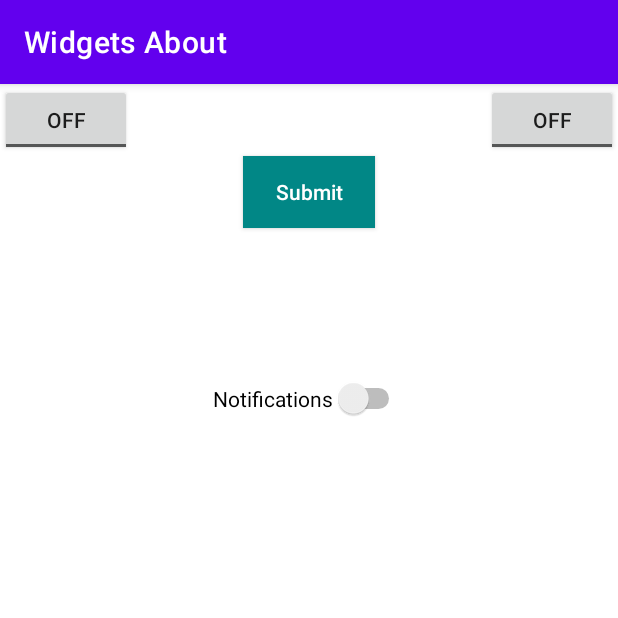
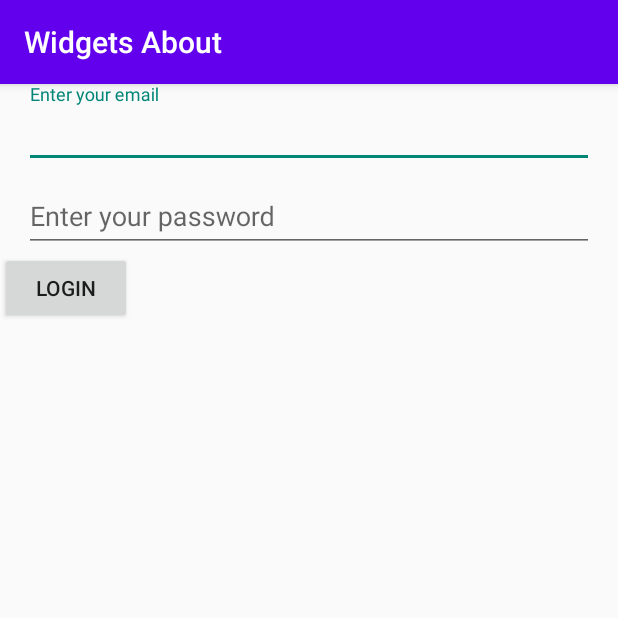
Before and after one commit to Mehboob-alam1/Switch-and-Toggle, an Android app: the screen it shows after launch (MainActivity), on a phone screen of 412 x 824 dp, the top half of it. Run offline under Robolectric (Android 15) with nearby library versions, the phone set to English and light mode, and no system bars.

Commit message:
Login Validations done in this part

```diff
--- a/app/build.gradle
+++ b/app/build.gradle
@@ -14,6 +14,9 @@ android {
         versionName "1.0"
 
         testInstrumentationRunner "androidx.test.runner.AndroidJUnitRunner"
+    }
+    viewBinding{
+        enabled =true
     }
 
     buildTypes {
--- a/app/src/main/java/com/mehboob/widgetsabout/MainActivity.java
+++ b/app/src/main/java/com/mehboob/widgetsabout/MainActivity.java
@@ -4,58 +4,57 @@ import androidx.appcompat.app.AppCompatActivity;
 
 import android.annotation.SuppressLint;
 import android.os.Bundle;
+import android.util.Log;
 import android.view.LayoutInflater;
 import android.view.View;
 import android.widget.Button;
+import android.widget.CheckBox;
 import android.widget.LinearLayout;
 import android.widget.Switch;
 import android.widget.Toast;
 import android.widget.ToggleButton;
 
+import com.mehboob.widgetsabout.databinding.ActivityMainBinding;
+
 public class MainActivity extends AppCompatActivity {
-    Button btnSubmit;
-    ToggleButton toggleButton1, toggleButton2;
-    Switch aSwitch;
-
+ActivityMainBinding binding;
+private static final String TAG="MainActivity";
 
     @SuppressLint("MissingInflatedId")
     @Override
     protected void onCreate(Bundle savedInstanceState) {
         super.onCreate(savedInstanceState);
-        setContentView(R.layout.activity_main);
-        toggleButton1 = findViewById(R.id.toggle1);
-        toggleButton2 = findViewById(R.id.toggle2);
-        btnSubmit = findViewById(R.id.btnSubmit);
-        aSwitch = findViewById(R.id.switch1);
+        binding=ActivityMainBinding.inflate(getLayoutInflater());
+
+        setContentView(binding.getRoot());
+
+        binding.btnLogin.setOnClickListener(view -> {
+
+            if (binding.etEmail.getText().toString().isEmpty()){
+                binding.etEmail.setError("Email required");
+            }else if (binding.etPassword.getText().toString().isEmpty()){
+                binding.etPassword.setError("Password required");
+            }else if (binding.etEmail.getText().toString().equals("mehboobcodes@gmail.com") && binding.etPassword.getText().toString().equals("123456")){
+                Toast.makeText(this, "Successfully login", Toast.LENGTH_SHORT).show();
+            }else  if (!binding.etEmail.getText().toString().equals("mehboobcodes@gmail.com")){
+                Log.d(TAG,"Wrong email");
+                binding.etEmail.setError("Wrong email");
+            }else  if (!binding.etPassword.getText().toString().equals("123456")){
+                Log.d(TAG,"Wrong password");
+                binding.etPassword.setError("Wrong password");
+            }
 
 
-        btnSubmit.setOnClickListener(view -> {
-            StringBuilder stringBuilder = new StringBuilder();
-            stringBuilder.append("Toggle1 State ").append(toggleButton1.getText());
-            stringBuilder.append("\nToggle2 State ").append(toggleButton2.getText());
-            stringBuilder.append("\n\nSwitch ").append(aSwitch.isChecked());
-
-            Toast.makeText(this, "" + stringBuilder, Toast.LENGTH_SHORT).show();
 
 
         });
 
 
+
+
     }
 
 
-    public void customToast() {
 
 
-        LayoutInflater li = getLayoutInflater();
-
-
-        View view = li.inflate(R.layout.custom_toast, null);
-
-        Toast toast = new Toast(MainActivity.this);
-        toast.setView(view);
-        toast.setDuration(Toast.LENGTH_LONG);
-        toast.show();
-
-    }
 }
--- /dev/null
+++ b/app/src/main/res/drawable/check_box.xml
@@ -0,0 +1,6 @@
+<?xml version="1.0" encoding="utf-8"?>
+<selector xmlns:android="http://schemas.android.com/apk/res/android">
+    <item android:state_checked="true" android:drawable="@drawable/checked_state" />
+    <item android:state_checked="false" android:drawable="@drawable/unchecked_state" />
+
+</selector>
--- /dev/null
+++ b/app/src/main/res/drawable/ic_baseline_home_24.xml
@@ -0,0 +1,5 @@
+<vector android:height="24dp" android:tint="#000000"
+    android:viewportHeight="24" android:viewportWidth="24"
+    android:width="24dp" xmlns:android="http://schemas.android.com/apk/res/android">
+    <path android:fillColor="@android:color/white" android:pathData="M10,20v-6h4v6h5v-8h3L12,3 2,12h3v8z"/>
+</vector>
--- a/app/src/main/res/layout/activity_main.xml
+++ b/app/src/main/res/layout/activity_main.xml
@@ -1,55 +1,51 @@
 <?xml version="1.0" encoding="utf-8"?>
-<RelativeLayout xmlns:android="http://schemas.android.com/apk/res/android"
+<LinearLayout xmlns:android="http://schemas.android.com/apk/res/android"
     xmlns:app="http://schemas.android.com/apk/res-auto"
     xmlns:tools="http://schemas.android.com/tools"
     android:layout_width="match_parent"
     android:layout_height="match_parent"
+    android:orientation="vertical"
     tools:context=".MainActivity">
 
 
-    <ToggleButton
-        android:id="@+id/toggle1"
-        android:layout_width="wrap_content"
+    <com.google.android.material.textfield.TextInputLayout
+        android:layout_width="match_parent"
         android:layout_height="wrap_content"
-        android:text="@string/text"
-        android:textOff="@string/text_off"
-        android:textOn="@string/text_on" />
-
-    <ToggleButton
-        android:id="@+id/toggle2"
-        android:layout_width="wrap_content"
-        android:layout_height="wrap_content"
-        android:layout_alignParentEnd="true"
-        android:text="@string/text"
-        android:textOff="@string/text_off"
-        android:textOn="@string/text_on" />
-
-    <Switch
-        android:id="@+id/switch1"
-        android:layout_marginTop="100dp"
-        android:layout_width="wrap_content"
-        android:layout_height="wrap_content"
-        android:layout_below="@id/btnSubmit"
-        android:layout_centerHorizontal="true"
-        android:textOn="@string/text_on"
-        android:textOff="@string/text_off"
-        android:text="Notifications"/>
+        android:layout_marginStart="16dp"
+        android:layout_marginEnd="16dp">
 
 
+        <EditText
+android:id="@+id/etEmail"
+            style="@style/ThemeOverlay.Material3.TextInputEditText.OutlinedBox"
+            android:layout_width="match_parent"
+            android:layout_height="wrap_content"
+            android:hint="Enter your email"
+            android:inputType="textEmailAddress"
+            android:textColorHint="@color/teal_700" />
+    </com.google.android.material.textfield.TextInputLayout>
+
+    <com.google.android.material.textfield.TextInputLayout
+        android:layout_width="match_parent"
+        android:layout_height="wrap_content"
+        android:layout_marginStart="16dp"
+        android:layout_marginEnd="16dp">
 
 
-    <androidx.appcompat.widget.AppCompatButton
-        android:id="@+id/btnSubmit"
-        android:layout_width="wrap_content"
-        android:background="@color/teal_700"
-        android:textColor="@color/white"
-        android:textAllCaps="false"
-        android:layout_below="@id/toggle2"
-        android:layout_centerHorizontal="true"
-        android:layout_height="wrap_content"
-        android:text="Submit"/>
+        <EditText
+android:id="@+id/etPassword"
+            style="@style/ThemeOverlay.Material3.TextInputEditText.OutlinedBox"
+            android:layout_width="match_parent"
+            android:layout_height="wrap_content"
 
+            android:hint="Enter your password"
+            android:inputType="textPassword"
+            android:textColorHint="@color/teal_700" />
+    </com.google.android.material.textfield.TextInputLayout>
 
-
-
-</RelativeLayout>
+ <Button
+     android:layout_width="wrap_content"
+     android:layout_height="wrap_content"
+  android:text="Login"
+  android:id="@+id/btnLogin"/>
+</LinearLayout>
--- a/app/src/main/res/values/themes.xml
+++ b/app/src/main/res/values/themes.xml
@@ -1,6 +1,6 @@
 <resources xmlns:tools="http://schemas.android.com/tools">
     <!-- Base application theme. -->
-    <style name="Theme.WidgetsAbout" parent="Theme.MaterialComponents.DayNight.DarkActionBar">
+    <style name="Theme.WidgetsAbout" parent="Theme.AppCompat.DayNight.DarkActionBar">
         <!-- Primary brand color. -->
         <item name="colorPrimary">@color/purple_500</item>
         <item name="colorPrimaryVariant">@color/purple_700</item>
```
Also changed, not shown: app/src/main/res/drawable/checked_state.xml (added, +12 -0 lines), app/src/main/res/drawable/unchecked_state.xml (added, +14 -0 lines), app/src/main/res/drawable/checked.png (added), app/src/main/res/drawable/unchecked.png (added).
